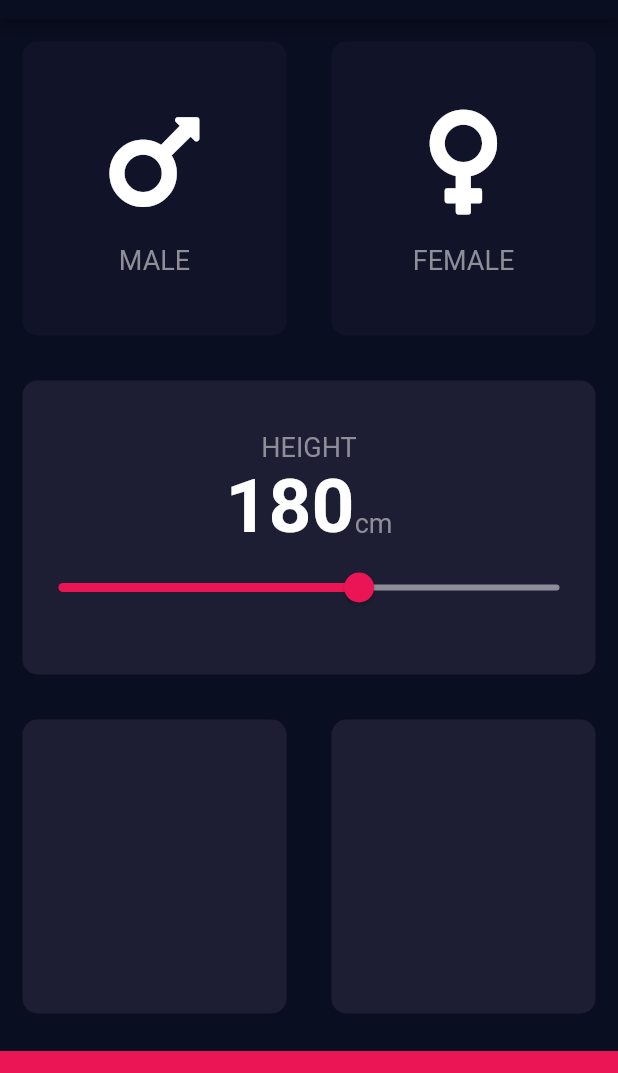
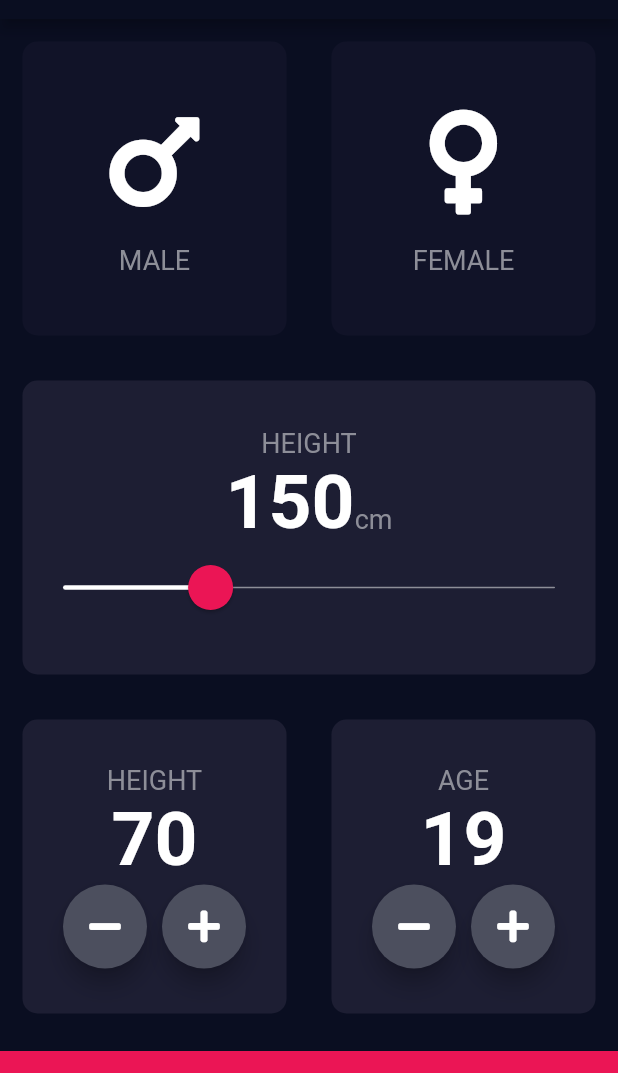
Before and after one commit to nonsocchi/BMI_Calculator, a Flutter app: the screen it shows after launch, on a phone screen of 412 x 824 dp, the part 65-1138 px from its top. Run offline on Flutter 3.47's test engine with Material 2 defaults, Android fonts, the phone set to English and light mode, and no system bars; our stand-ins replace font_awesome_flutter.

Commit message:
added custom round_icon_button.dart widget and finished height and age widgets.

```diff
--- a/lib/constants.dart
+++ b/lib/constants.dart
@@ -5,6 +5,7 @@ const kActiveContainerColor = Color(0xFF1D1E33);
 const kInactiveContainerColor = Color(0xFF111328);
 const kBottomContainerColor = Color(0xFFEB1555);
 const kInactiveSliderColor = Color(0xFF8D8E98);
+const kButtonColor = Color(0xFF4C4F5E);
 const kLabelTextStyle = TextStyle(
   fontSize: 18.0,
   color: Color(0xFF8D8E98),
--- a/lib/input_page.dart
+++ b/lib/input_page.dart
@@ -3,6 +3,7 @@ import 'package:font_awesome_flutter/font_awesome_flutter.dart';
 
 import 'icon_content.dart';
 import 'reusable_card.dart';
+import 'round_icon_button.dart';
 import 'constants.dart';
 
 enum Gender { male, female }
@@ -16,7 +17,37 @@ class InputPage extends StatefulWidget {
 
 class _InputPageState extends State<InputPage> {
   Gender? selectedGender;
-  int _height = 180;
+  int _height = 150;
+  int _weight = 70;
+  int _age = 19;
+
+  void _weightDecrement() {
+    setState(() {
+      if (_weight > 0) {
+        _weight--;
+      }
+    });
+  }
+
+  void _weightIncrement() {
+    setState(() {
+      _weight++;
+    });
+  }
+
+  void _ageDecrement() {
+    setState(() {
+      if (_age > 0) {
+        _age--;
+      }
+    });
+  }
+
+  void _ageIncrement() {
+    setState(() {
+      _age++;
+    });
+  }
 
   @override
   Widget build(BuildContext context) {
@@ -89,17 +120,28 @@ class _InputPageState extends State<InputPage> {
                     ),
                   ],
                 ),
-                Slider(
+                SliderTheme(
+                  data: SliderTheme.of(context).copyWith(
+                    trackHeight: 1.0,
+                    inactiveTrackColor: kInactiveSliderColor,
+                    activeTrackColor: Colors.white,
+                    thumbColor: kBottomContainerColor,
+                    overlayColor: const Color(0x1fEB1555),
+                    overlayShape:
+                        const RoundSliderOverlayShape(overlayRadius: 27.0),
+                    thumbShape:
+                        const RoundSliderThumbShape(enabledThumbRadius: 15.0),
+                  ),
+                  child: Slider(
                     value: _height.toDouble(),
                     min: kMinHeight,
                     max: kMaxHeight,
-                  activeColor: kBottomContainerColor,
-                  inactiveColor: kInactiveSliderColor,
                     onChanged: (double newHeight) {
                       setState(() {
                         _height = newHeight.round();
                       });
                     },
+                  ),
                 ),
               ],
             ),
@@ -107,14 +149,72 @@ class _InputPageState extends State<InputPage> {
           )),
           Expanded(
             child: Row(
-              children: const [
+              children: [
                 Expanded(
                   child: ReusableCard(
+                    cardChild: Column(
+                      mainAxisAlignment: MainAxisAlignment.center,
+                      children: [
+                        const Text(
+                          'HEIGHT',
+                          style: kLabelTextStyle,
+                        ),
+                        Text(
+                          _weight.toString(),
+                          style: kNumberTextStyle,
+                        ),
+                        Row(
+                          mainAxisAlignment: MainAxisAlignment.center,
+                          children: [
+                            RoundIconButton(
+                              updateWeight: _weightDecrement,
+                              buttonIcon: FontAwesomeIcons.minus,
+                            ),
+                            const SizedBox(
+                              width: 10.0,
+                            ),
+                            RoundIconButton(
+                              updateWeight: _weightIncrement,
+                              buttonIcon: FontAwesomeIcons.plus,
+                            ),
+                          ],
+                        ),
+                      ],
+                    ),
                     cardColor: kActiveContainerColor,
                   ),
                 ),
                 Expanded(
                   child: ReusableCard(
+                    cardChild: Column(
+                      mainAxisAlignment: MainAxisAlignment.center,
+                      children: [
+                        const Text(
+                          'AGE',
+                          style: kLabelTextStyle,
+                        ),
+                        Text(
+                          _age.toString(),
+                          style: kNumberTextStyle,
+                        ),
+                        Row(
+                          mainAxisAlignment: MainAxisAlignment.center,
+                          children: [
+                            RoundIconButton(
+                              updateWeight: _ageDecrement,
+                              buttonIcon: FontAwesomeIcons.minus,
+                            ),
+                            const SizedBox(
+                              width: 10.0,
+                            ),
+                            RoundIconButton(
+                              updateWeight: _ageIncrement,
+                              buttonIcon: FontAwesomeIcons.plus,
+                            ),
+                          ],
+                        ),
+                      ],
+                    ),
                     cardColor: kActiveContainerColor,
                   ),
                 ),
--- /dev/null
+++ b/lib/round_icon_button.dart
@@ -0,0 +1,26 @@
+import 'package:bmi_calculator/constants.dart';
+import 'package:flutter/material.dart';
+
+class RoundIconButton extends StatelessWidget {
+  final IconData buttonIcon;
+  final VoidCallback? updateWeight;
+
+  const RoundIconButton(
+      {Key? key, required this.buttonIcon, required this.updateWeight})
+      : super(key: key);
+
+  @override
+  Widget build(BuildContext context) {
+    return RawMaterialButton(
+      elevation: 6.0,
+      constraints: const BoxConstraints.tightFor(
+        width: 56.0,
+        height: 56.0,
+      ),
+      onPressed: updateWeight,
+      fillColor: kButtonColor,
+      shape: CircleBorder(),
+      child: Icon(buttonIcon),
+    );
+  }
+}
```
Lines whose indentation alone changed are shown as unchanged.
